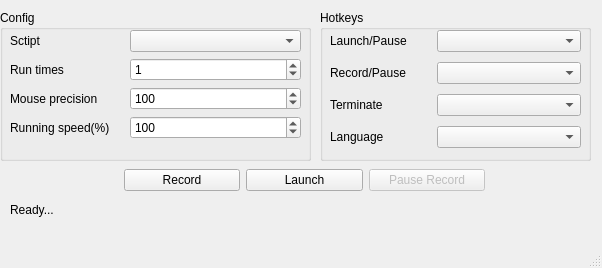
taojy123/KeymouseGo, file UIView.ui: the form before one commit.
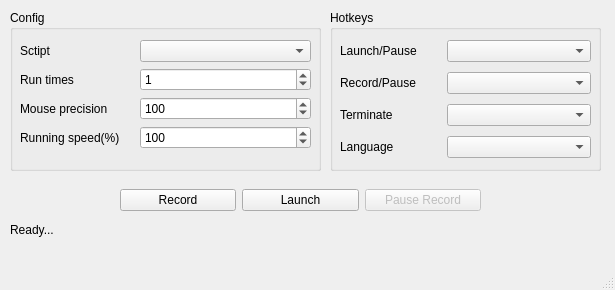
The form after the commit.

Commit message: 界面美化

Patch:
```diff
--- a/UIView.ui
+++ b/UIView.ui
@@ -6,8 +6,8 @@
    <rect>
     <x>0</x>
     <y>0</y>
-    <width>602</width>
-    <height>268</height>
+    <width>615</width>
+    <height>290</height>
    </rect>
   </property>
   <property name="windowTitle">
@@ -17,10 +17,10 @@
    <widget class="QGroupBox" name="groupBox">
     <property name="geometry">
      <rect>
-      <x>320</x>
+      <x>330</x>
       <y>10</y>
       <width>271</width>
-      <height>151</height>
+      <height>161</height>
      </rect>
     </property>
     <property name="title">
@@ -30,7 +30,7 @@
      <property name="geometry">
       <rect>
        <x>10</x>
-       <y>20</y>
+       <y>30</y>
        <width>251</width>
        <height>121</height>
       </rect>
@@ -92,10 +92,10 @@
    <widget class="QGroupBox" name="groupBox_2">
     <property name="geometry">
      <rect>
-      <x>0</x>
+      <x>10</x>
       <y>10</y>
       <width>311</width>
-      <height>151</height>
+      <height>161</height>
      </rect>
     </property>
     <property name="title">
@@ -105,7 +105,7 @@
      <property name="geometry">
       <rect>
        <x>10</x>
-       <y>20</y>
+       <y>30</y>
        <width>291</width>
        <height>121</height>
       </rect>
@@ -203,7 +203,7 @@
     <property name="geometry">
      <rect>
       <x>10</x>
-      <y>200</y>
+      <y>220</y>
       <width>571</width>
       <height>20</height>
      </rect>
@@ -215,8 +215,8 @@
    <widget class="QWidget" name="horizontalLayoutWidget">
     <property name="geometry">
      <rect>
-      <x>124</x>
-      <y>160</y>
+      <x>120</x>
+      <y>180</y>
       <width>361</width>
       <height>41</height>
      </rect>
```
Left out of the diff: 2 changed lines with no effect on the pictures. The commit also changes 3 other files.
